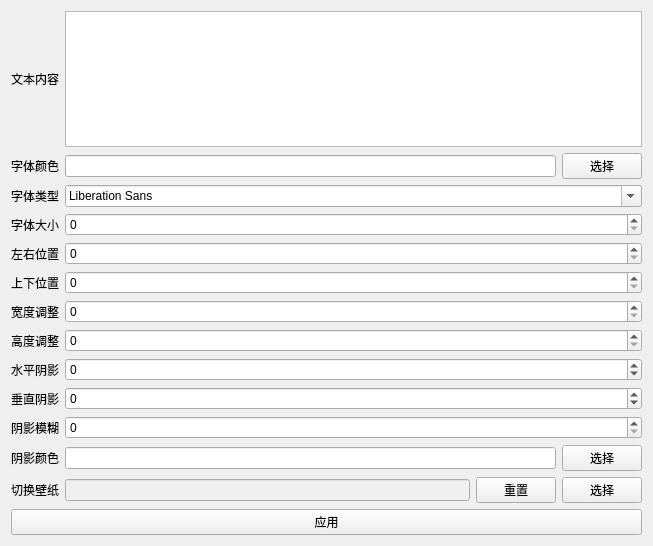
Before: the Qt Designer form settingwidget.ui in MonoYuan/wallnote, drawn with Qt 5.
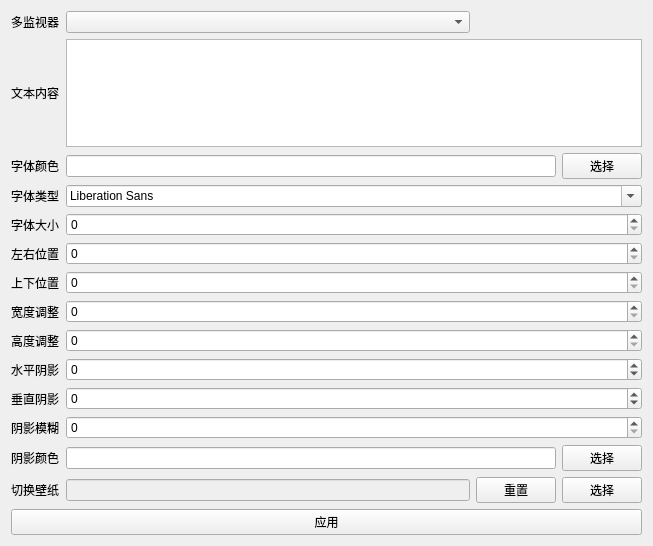
After: the same form once the commit is applied. Icons and pictures are not drawn.

Commit message: support multi screen

Diff of the .ui file:
```diff
--- a/settingwidget.ui
+++ b/settingwidget.ui
@@ -18,177 +18,148 @@
     <normaloff>:/icon.ico</normaloff>:/icon.ico</iconset>
   </property>
   <layout class="QGridLayout" name="gridLayout">
-   <item row="7" column="1" colspan="3">
-    <widget class="QSpinBox" name="height">
-     <property name="maximum">
-      <number>3000</number>
-     </property>
-    </widget>
-   </item>
-   <item row="12" column="1">
-    <widget class="QLineEdit" name="wallpaperText">
-     <property name="enabled">
-      <bool>false</bool>
-     </property>
-    </widget>
-   </item>
-   <item row="10" column="1" colspan="3">
-    <widget class="QSpinBox" name="shadowBlur">
-     <property name="maximum">
-      <number>10</number>
-     </property>
-    </widget>
-   </item>
-   <item row="12" column="3">
-    <widget class="QPushButton" name="wallpaperBtn">
-     <property name="text">
-      <string>选择</string>
-     </property>
-    </widget>
-   </item>
-   <item row="1" column="0">
-    <widget class="QLabel" name="label_2">
-     <property name="text">
-      <string>字体颜色</string>
-     </property>
-    </widget>
-   </item>
-   <item row="6" column="1" colspan="3">
-    <widget class="QSpinBox" name="width">
-     <property name="maximum">
-      <number>3000</number>
-     </property>
-    </widget>
-   </item>
-   <item row="5" column="1" colspan="3">
-    <widget class="QSpinBox" name="vertical">
-     <property name="maximum">
-      <number>3000</number>
-     </property>
-    </widget>
-   </item>
-   <item row="11" column="0">
-    <widget class="QLabel" name="label_13">
-     <property name="text">
-      <string>阴影颜色</string>
-     </property>
-    </widget>
-   </item>
-   <item row="10" column="0">
-    <widget class="QLabel" name="label_12">
-     <property name="text">
-      <string>阴影模糊</string>
-     </property>
-    </widget>
-   </item>
-   <item row="5" column="0">
-    <widget class="QLabel" name="label_6">
-     <property name="text">
-      <string>上下位置</string>
-     </property>
-    </widget>
-   </item>
-   <item row="4" column="0">
-    <widget class="QLabel" name="label_5">
-     <property name="text">
-      <string>左右位置</string>
-     </property>
-    </widget>
+   <item row="4" column="1" colspan="3">
+    <widget class="QSpinBox" name="fontSize"/>
    </item>
    <item row="8" column="0">
+    <widget class="QLabel" name="label_8">
+     <property name="text">
+      <string>高度调整</string>
+     </property>
+    </widget>
+   </item>
+   <item row="7" column="0">
+    <widget class="QLabel" name="label_7">
+     <property name="text">
+      <string>宽度调整</string>
+     </property>
+    </widget>
+   </item>
+   <item row="9" column="0">
     <widget class="QLabel" name="label_10">
      <property name="text">
       <string>水平阴影</string>
      </property>
     </widget>
    </item>
-   <item row="9" column="0">
-    <widget class="QLabel" name="label_11">
+   <item row="11" column="0">
+    <widget class="QLabel" name="label_12">
      <property name="text">
-      <string>垂直阴影</string>
+      <string>阴影模糊</string>
      </property>
     </widget>
    </item>
-   <item row="14" column="0" colspan="4">
-    <widget class="QPushButton" name="pushButton">
-     <property name="text">
-      <string>应用</string>
+   <item row="5" column="1" colspan="3">
+    <widget class="QSpinBox" name="horizontal">
+     <property name="maximum">
+      <number>3000</number>
      </property>
     </widget>
    </item>
-   <item row="11" column="3">
-    <widget class="QPushButton" name="shadowColorBtn">
-     <property name="text">
-      <string>选择</string>
-     </property>
-    </widget>
-   </item>
-   <item row="2" column="0">
-    <widget class="QLabel" name="label_4">
-     <property name="text">
-      <string>字体类型</string>
-     </property>
-    </widget>
-   </item>
-   <item row="0" column="0">
+   <item row="1" column="0">
     <widget class="QLabel" name="label">
      <property name="text">
       <string>文本内容</string>
      </property>
     </widget>
    </item>
-   <item row="3" column="1" colspan="3">
-    <widget class="QSpinBox" name="fontSize"/>
-   </item>
-   <item row="6" column="0">
-    <widget class="QLabel" name="label_7">
-     <property name="text">
-      <string>宽度调整</string>
-     </property>
-    </widget>
-   </item>
-   <item row="7" column="0">
-    <widget class="QLabel" name="label_8">
-     <property name="text">
-      <string>高度调整</string>
-     </property>
-    </widget>
-   </item>
-   <item row="2" column="1" colspan="3">
-    <widget class="QFontComboBox" name="fontFamily"/>
-   </item>
-   <item row="3" column="0">
+   <item row="4" column="0">
     <widget class="QLabel" name="label_3">
      <property name="text">
       <string>字体大小</string>
      </property>
     </widget>
    </item>
-   <item row="8" column="1" colspan="3">
+   <item row="12" column="1" colspan="2">
+    <widget class="QLineEdit" name="shadowColorText"/>
+   </item>
+   <item row="10" column="0">
+    <widget class="QLabel" name="label_11">
+     <property name="text">
+      <string>垂直阴影</string>
+     </property>
+    </widget>
+   </item>
+   <item row="7" column="1" colspan="3">
+    <widget class="QSpinBox" name="width">
+     <property name="maximum">
+      <number>3000</number>
+     </property>
+    </widget>
+   </item>
+   <item row="9" column="1" colspan="3">
     <widget class="QSpinBox" name="shadowHorizontal">
      <property name="minimum">
       <number>-99</number>
      </property>
     </widget>
    </item>
-   <item row="12" column="0">
+   <item row="13" column="2">
+    <widget class="QPushButton" name="resetWallnotePath">
+     <property name="text">
+      <string>重置</string>
+     </property>
+    </widget>
+   </item>
+   <item row="12" column="3">
+    <widget class="QPushButton" name="shadowColorBtn">
+     <property name="text">
+      <string>选择</string>
+     </property>
+    </widget>
+   </item>
+   <item row="13" column="0">
     <widget class="QLabel" name="label_9">
      <property name="text">
       <string>切换壁纸</string>
      </property>
     </widget>
    </item>
-   <item row="0" column="1" colspan="3">
+   <item row="2" column="1" colspan="2">
+    <widget class="QLineEdit" name="fontColor"/>
+   </item>
+   <item row="1" column="1" colspan="3">
     <widget class="QTextEdit" name="textContext"/>
    </item>
-   <item row="4" column="1" colspan="3">
-    <widget class="QSpinBox" name="horizontal">
+   <item row="5" column="0">
+    <widget class="QLabel" name="label_5">
+     <property name="text">
+      <string>左右位置</string>
+     </property>
+    </widget>
+   </item>
+   <item row="3" column="1" colspan="3">
+    <widget class="QFontComboBox" name="fontFamily"/>
+   </item>
+   <item row="6" column="0">
+    <widget class="QLabel" name="label_6">
+     <property name="text">
+      <string>上下位置</string>
+     </property>
+    </widget>
+   </item>
+   <item row="8" column="1" colspan="3">
+    <widget class="QSpinBox" name="height">
      <property name="maximum">
       <number>3000</number>
      </property>
     </widget>
    </item>
-   <item row="9" column="1" colspan="3">
+   <item row="6" column="1" colspan="3">
+    <widget class="QSpinBox" name="vertical">
+     <property name="maximum">
+      <number>3000</number>
+     </property>
+    </widget>
+   </item>
+   <item row="3" column="0">
+    <widget class="QLabel" name="label_4">
+     <property name="text">
+      <string>字体类型</string>
+     </property>
+    </widget>
+   </item>
+   <item row="10" column="1" colspan="3">
     <widget class="QSpinBox" name="shadowVertical">
      <property name="minimum">
       <number>-99</number>
@@ -198,25 +169,64 @@
      </property>
     </widget>
    </item>
-   <item row="1" column="3">
+   <item row="2" column="0">
+    <widget class="QLabel" name="label_2">
+     <property name="text">
+      <string>字体颜色</string>
+     </property>
+    </widget>
+   </item>
+   <item row="13" column="1">
+    <widget class="QLineEdit" name="wallpaperText">
+     <property name="enabled">
+      <bool>false</bool>
+     </property>
+    </widget>
+   </item>
+   <item row="12" column="0">
+    <widget class="QLabel" name="label_13">
+     <property name="text">
+      <string>阴影颜色</string>
+     </property>
+    </widget>
+   </item>
+   <item row="11" column="1" colspan="3">
+    <widget class="QSpinBox" name="shadowBlur">
+     <property name="maximum">
+      <number>10</number>
+     </property>
+    </widget>
+   </item>
+   <item row="15" column="0" colspan="4">
+    <widget class="QPushButton" name="pushButton">
+     <property name="text">
+      <string>应用</string>
+     </property>
+    </widget>
+   </item>
+   <item row="13" column="3">
+    <widget class="QPushButton" name="wallpaperBtn">
+     <property name="text">
+      <string>选择</string>
+     </property>
+    </widget>
+   </item>
+   <item row="2" column="3">
     <widget class="QPushButton" name="colorSelect">
      <property name="text">
       <string>选择</string>
      </property>
     </widget>
    </item>
-   <item row="12" column="2">
-    <widget class="QPushButton" name="resetWallnotePath">
+   <item row="0" column="0">
+    <widget class="QLabel" name="label_14">
      <property name="text">
-      <string>重置</string>
+      <string>多监视器</string>
      </property>
     </widget>
    </item>
-   <item row="11" column="1" colspan="2">
-    <widget class="QLineEdit" name="shadowColorText"/>
-   </item>
-   <item row="1" column="1" colspan="2">
-    <widget class="QLineEdit" name="fontColor"/>
+   <item row="0" column="1">
+    <widget class="QComboBox" name="screenSelect"/>
    </item>
   </layout>
  </widget>
```
The commit also changes 7 other files.
